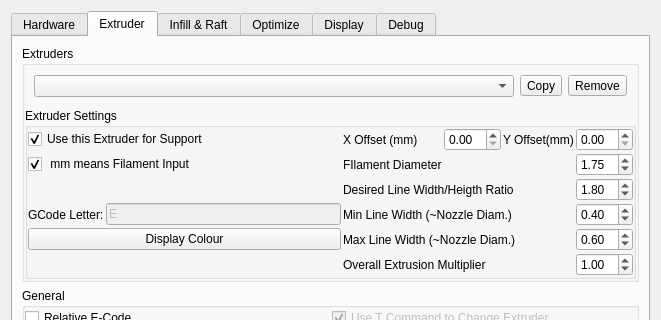
timschmidt/repsnapper, file RepsnapperQt/preferences_dlg.ui: the form before one commit; both pictures show x 0 to 661 and y 0 to 320 of the 661 by 689 pixel window.
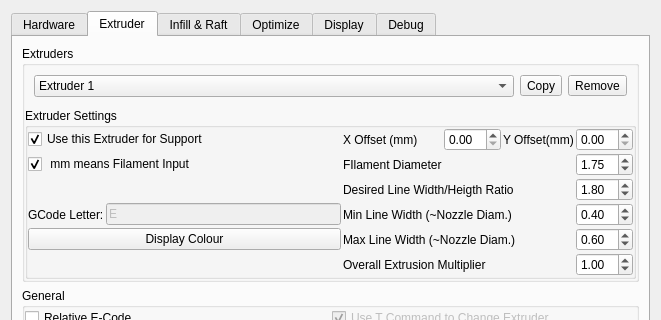
The form after the commit. The open tabs and pages were chosen to show the change. Icons and pictures are not drawn. Custom widgets are drawn as their Qt base class.

Diff of the .ui file:
```diff
--- a/RepsnapperQt/preferences_dlg.ui
+++ b/RepsnapperQt/preferences_dlg.ui
@@ -501,6 +501,14 @@
                  <verstretch>0</verstretch>
                 </sizepolicy>
                </property>
+               <property name="currentIndex">
+                <number>0</number>
+               </property>
+               <item>
+                <property name="text">
+                 <string>Extruder 1</string>
+                </property>
+               </item>
               </widget>
              </item>
              <item>
```
Left out of the diff: 4 changed lines with no effect on the pictures.
